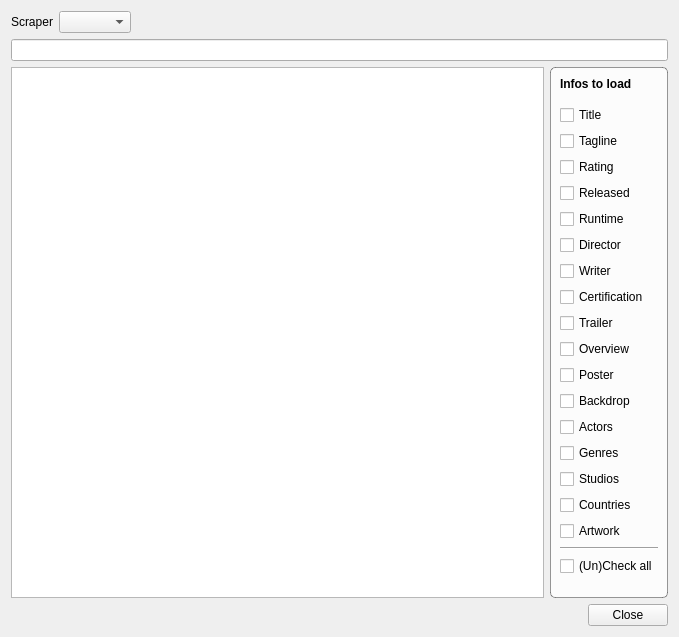
Old version of the form movies/MovieSearch.ui in the repository Komet/MediaElch.
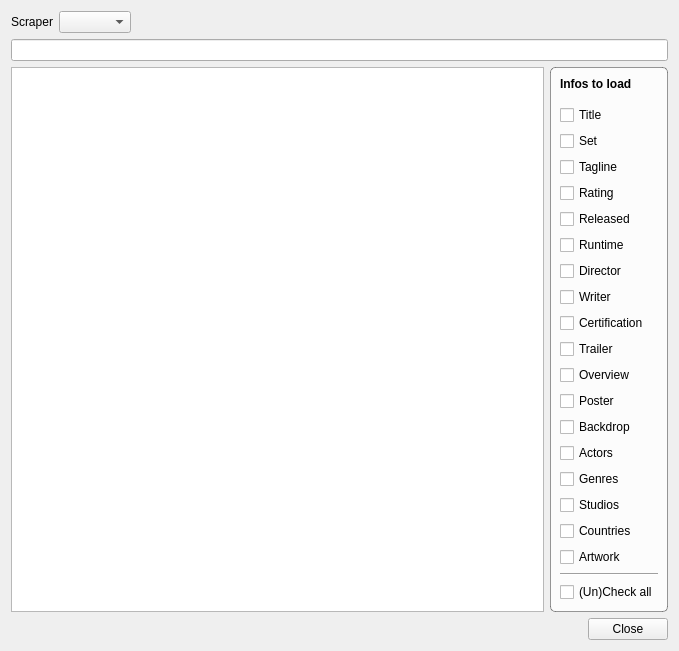
New version of the form. Icons and pictures are not drawn. Custom widgets are drawn as their Qt base class.

What changed in the file:
```diff
--- a/movies/MovieSearch.ui
+++ b/movies/MovieSearch.ui
@@ -147,6 +147,13 @@
           </property>
          </widget>
         </item>
+        <item>
+         <widget class="MyCheckBox" name="chkSet">
+          <property name="text">
+           <string>Set</string>
+          </property>
+         </widget>
+        </item>
         <item>
          <widget class="MyCheckBox" name="chkTagline">
           <property name="text">
```
